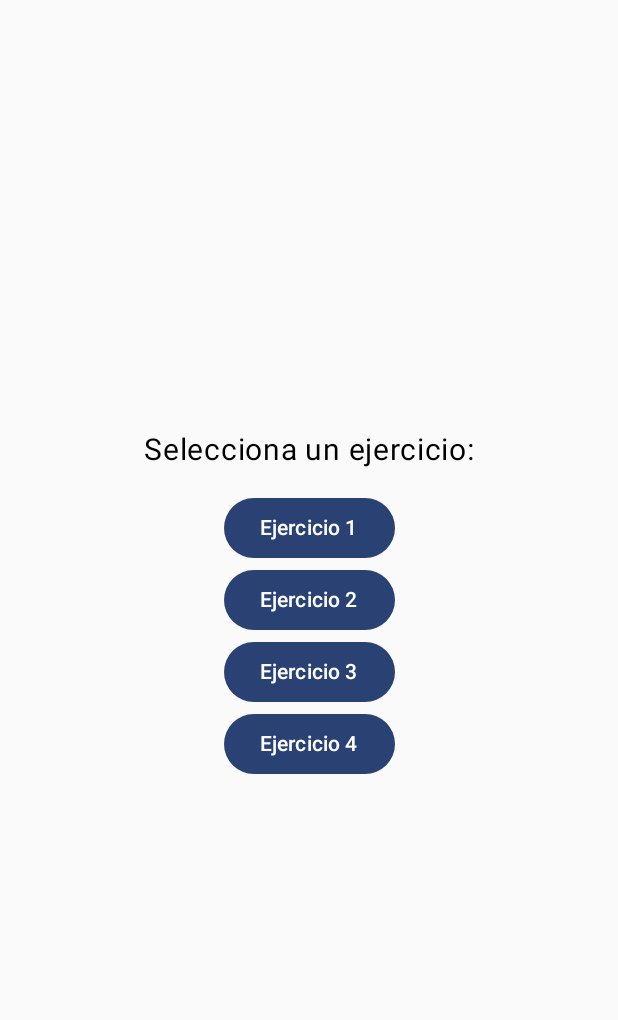
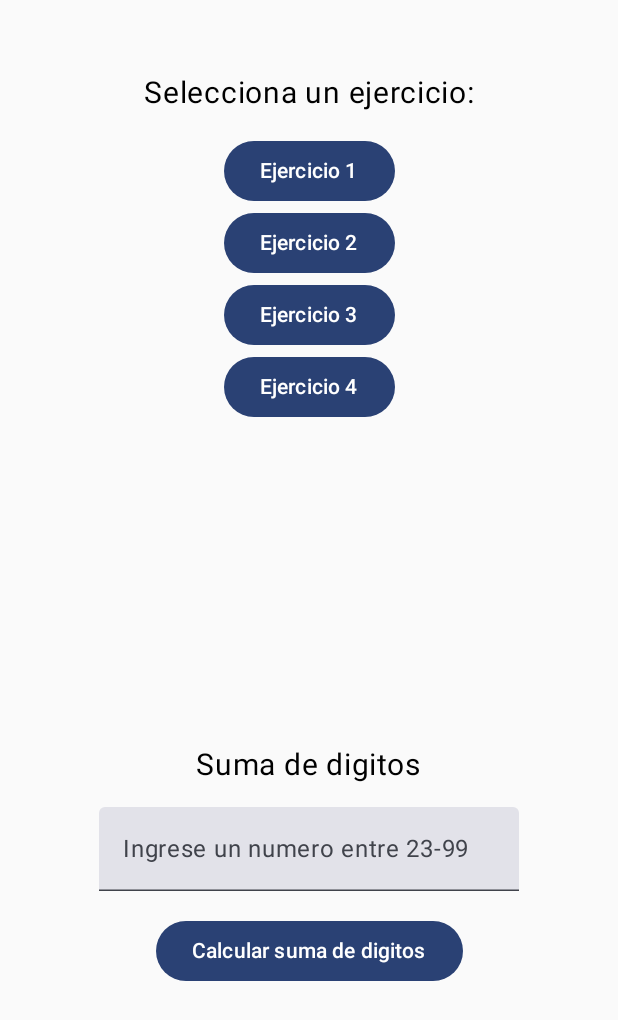
Before and after one commit to ArnoldMacuri/EC01_Macuri_Arnold, an Android app built with Jetpack Compose: the screen it shows after launch (MainActivity), after a tap on "Ejercicio 4", on a phone screen of 412 x 824 dp. Shown: the top 1020 px of the screen. Run offline under Robolectric (Android 15) with nearby library versions, the phone set to English and light mode, and no system bars; 3 other taps on this screen came first.

```diff
--- a/EC1/app/src/main/java/pe/edu/idat/ec1/MenuPrincipalScreen.kt
+++ b/EC1/app/src/main/java/pe/edu/idat/ec1/MenuPrincipalScreen.kt
@@ -9,6 +9,7 @@ import androidx.compose.foundation.layout.fillMaxSize
 import androidx.compose.foundation.layout.height
 import androidx.compose.foundation.layout.padding
 import androidx.compose.foundation.layout.width
+import androidx.compose.foundation.text.KeyboardOptions
 import androidx.compose.material3.Button
 import androidx.compose.material3.Text
 import androidx.compose.material3.TextField
@@ -21,6 +22,7 @@ import androidx.compose.runtime.saveable.rememberSaveable
 import androidx.compose.runtime.setValue
 import androidx.compose.ui.Alignment
 import androidx.compose.ui.Modifier
+import androidx.compose.ui.text.input.KeyboardType
 import androidx.compose.ui.unit.dp
 import androidx.compose.ui.unit.sp
 
@@ -61,7 +63,7 @@ fun menuPrincipal(){
             1 -> Ejercicio1Screen()
             2 -> Ejercicio2Screen()
             3 -> Ejercicio3Screen()
-
+            4 -> Ejercicio4Screen()
         }
     }
 }
@@ -194,3 +196,47 @@ fun Ejercicio3Screen(){
         }
     }
 }
+
+@Composable
+fun Ejercicio4Screen(){
+    var ingresarNumero by remember { mutableStateOf("") }
+    var resultado by remember { mutableStateOf<String?>(null) }
+
+    Column(
+        horizontalAlignment = Alignment.CenterHorizontally,
+        verticalArrangement = Arrangement.Center,
+        modifier = Modifier.fillMaxSize()
+    ) {
+        Text(text = "Suma de digitos", fontSize = 20.sp)
+        Spacer(modifier = Modifier.height(16.dp))
+        TextField(
+            value = ingresarNumero, onValueChange = {ingresarNumero = it},
+            label = { Text(text = "Ingrese un numero entre 23-99")},
+            keyboardOptions = KeyboardOptions(keyboardType = KeyboardType.Number)
+        )
+        Spacer(modifier = Modifier.height(16.dp))
+        Button(onClick = {val numero = ingresarNumero.toIntOrNull()
+            resultado = if (numero != null && numero in 23..99) {
+                sumaDigitos(numero).toString()
+            } else {
+                "Incorrecto, Ingresa un numero valido entre 23-99"
+            }
+        }) {
+            Text(text = "Calcular suma de digitos")
+        }
+        Spacer(modifier = Modifier.height(16.dp))
+        resultado?.let {
+            Text(text = "Suma de dígitos: $it")
+        }
+    }
+}
+
+fun sumaDigitos(numero: Int): Int{
+    var suma = 0
+    var num = numero
+    while (num>0){
+        suma += num % 10
+        num /= 10
+    }
+    return suma
+}
```
